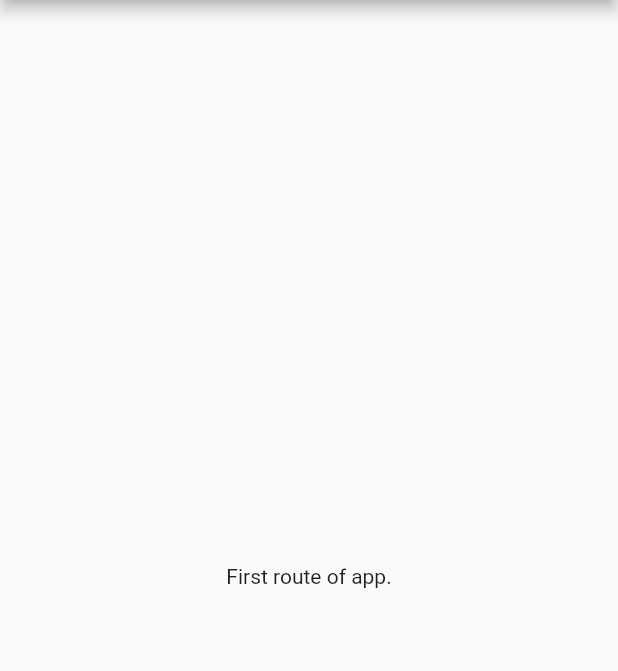
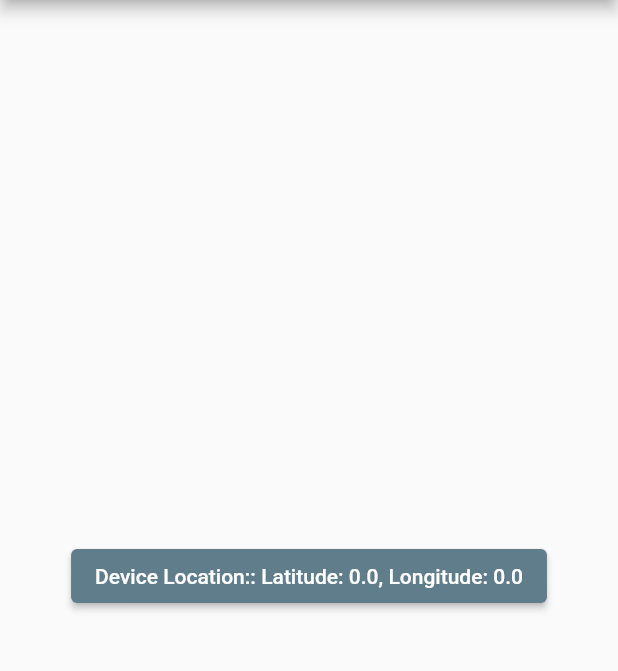
Before and after one commit to Detective-Khalifah/weathery, a Flutter app: the screen it shows after launch, on a phone screen of 412 x 824 dp, the part 84-755 px from its top. Run offline on Flutter 3.47's test engine with Material 2 defaults, Android fonts, the phone set to English and light mode, and no system bars; our stand-ins replace geolocator.

Commit message:
Seek permission and get location data.

```diff
--- a/lib/main.dart
+++ b/lib/main.dart
@@ -1,4 +1,5 @@
 import 'package:flutter/material.dart';
+import 'package:geolocator/geolocator.dart';
 
 void main() {
   runApp(MyApp());
@@ -9,6 +10,7 @@ class MyApp extends StatelessWidget {
   @override
   Widget build(BuildContext contet) {
     return MaterialApp(
+      debugShowCheckedModeBanner: false,
       title: 'Weathery App',
       theme: ThemeData(
         // This is the theme of the Weathery application.
@@ -39,6 +41,72 @@ class MyHomePage extends StatefulWidget {
 }
 
 class _MyHomePageState extends State<MyHomePage> {
+  late double latitude = 0, longitude = 0;
+  late bool permissionGranted;
+
+  /// Determine the current position of the device.
+  ///
+  /// When the location services are not enabled or permissions
+  /// are denied the `Future` will return an error.
+  Future<Position> _getUserDeviceLocation() async {
+    // When we reach here, permissions are granted and we can
+    // continue accessing the position of the device.
+    Position pos = await Geolocator.getCurrentPosition(
+        desiredAccuracy: LocationAccuracy.low);
+    setState(() {
+      latitude = pos.latitude;
+      longitude = pos.longitude;
+    });
+    return pos;
+  }
+
+  Future _getLocationAccess() async {
+    bool serviceEnabled;
+    LocationPermission permission;
+
+    // Test if location services are enabled.
+    serviceEnabled = await Geolocator.isLocationServiceEnabled();
+    if (!serviceEnabled) {
+      // Location services are not enabled don't continue
+      // accessing the position and request users of the
+      // App to enable the location services.
+      return Future.error('Location services are disabled.');
+    }
+
+    permission = await Geolocator.checkPermission();
+
+    switch (permission) {
+      case LocationPermission.denied:
+        // TODO: Handle this case.
+        permission = await Geolocator.requestPermission();
+        if (permission == LocationPermission.denied) {
+          // Permissions are denied, next time you could try
+          // requesting permissions again (this is also where
+          // Android's shouldShowRequestPermissionRationale
+          // returned true. According to Android guidelines
+          // your App should show an explanatory UI now.
+          permissionGranted = false;
+          return Future.error('Location permissions are denied');
+        }
+        break;
+      case LocationPermission.deniedForever:
+        // TODO: Permissions are denied forever, handle appropriately.
+        permissionGranted = false;
+        return Future.error(
+            'Location permissions are permanently denied, we cannot request permissions.');
+      case LocationPermission.whileInUse:
+      case LocationPermission.always:
+        permissionGranted = true;
+        break;
+    }
+  }
+
+  @override
+  void initState() {
+    super.initState();
+    _getLocationAccess().whenComplete(() => _getUserDeviceLocation());
+  }
+
   @override
   Widget build(BuildContext context) {
     // The Flutter framework has been optimized to make rerunning build methods
@@ -56,8 +124,11 @@ class _MyHomePageState extends State<MyHomePage> {
         child: Column(
           mainAxisAlignment: MainAxisAlignment.center,
           children: <Widget>[
-            Text(
-              'First route of app.',
+            ElevatedButton(
+              onPressed: () {},
+              child: Text(
+                'Device Location:: Latitude: $latitude, Longitude: $longitude',
+              ),
             ),
           ],
         ),
```
